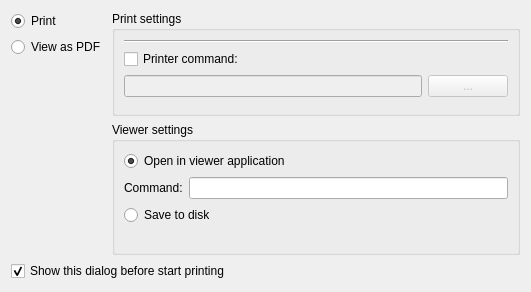
This is printwidget.ui in zoltan-ongithub/x2goclient-qt5 as Qt 5 draws it before an edit. The edited form follows.
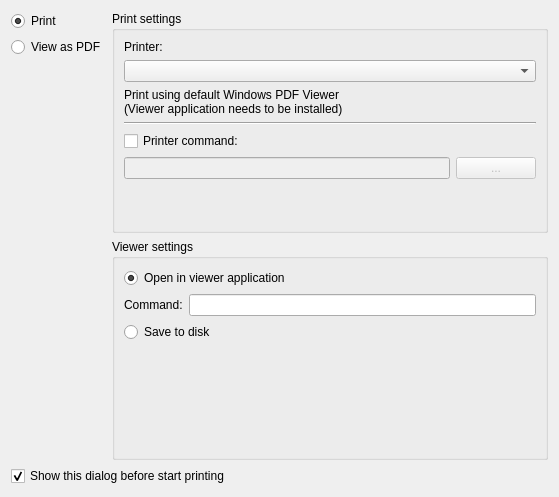
This is the edited form.

The edit to the form file:
```diff
--- a/printwidget.ui
+++ b/printwidget.ui
@@ -5,8 +5,8 @@
    <rect>
     <x>0</x>
     <y>0</y>
-    <width>531</width>
-    <height>292</height>
+    <width>559</width>
+    <height>497</height>
    </rect>
   </property>
   <property name="windowTitle" >
@@ -63,6 +63,24 @@
           <string>Print settings</string>
          </property>
          <layout class="QVBoxLayout" name="verticalLayout_3" >
+          <item>
+           <widget class="QLabel" name="lWinPrinter" >
+            <property name="text" >
+             <string>Printer:</string>
+            </property>
+           </widget>
+          </item>
+          <item>
+           <widget class="QComboBox" name="cbWinPrinter" />
+          </item>
+          <item>
+           <widget class="QLabel" name="lWinInfo" >
+            <property name="text" >
+             <string>Print using default Windows PDF Viewer
+(Viewer application needs to be installed)</string>
+            </property>
+           </widget>
+          </item>
           <item>
            <widget class="Line" name="line" >
             <property name="orientation" >
```
